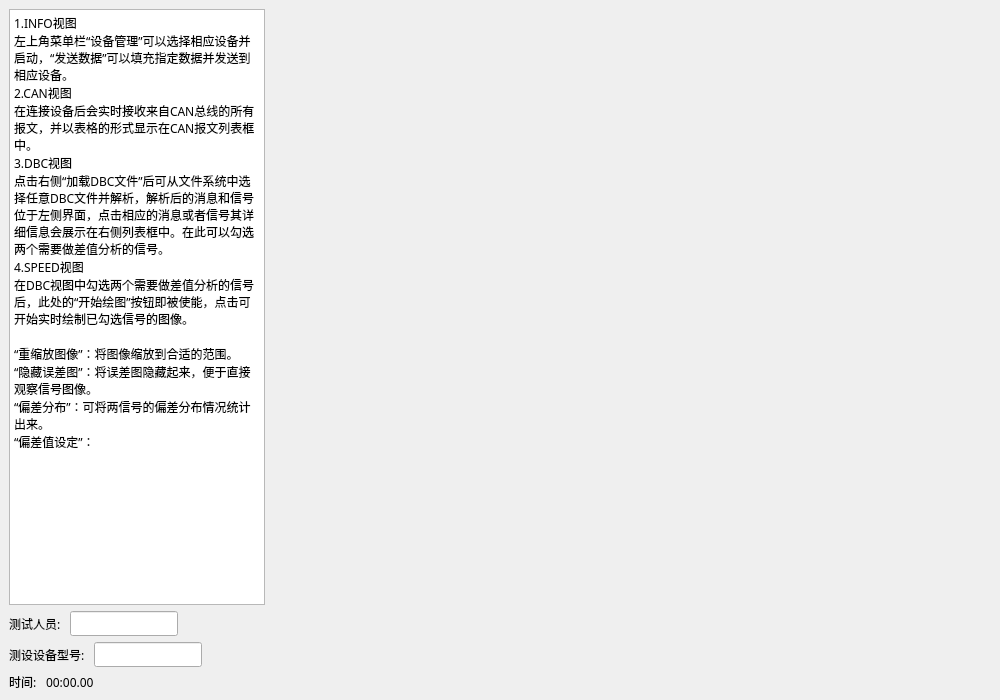
The window that ZCAN_MINI/UI/info_dockwidget.ui (icanerandy/ZCAN_MINI) describes before a commit, drawn with Qt 5.
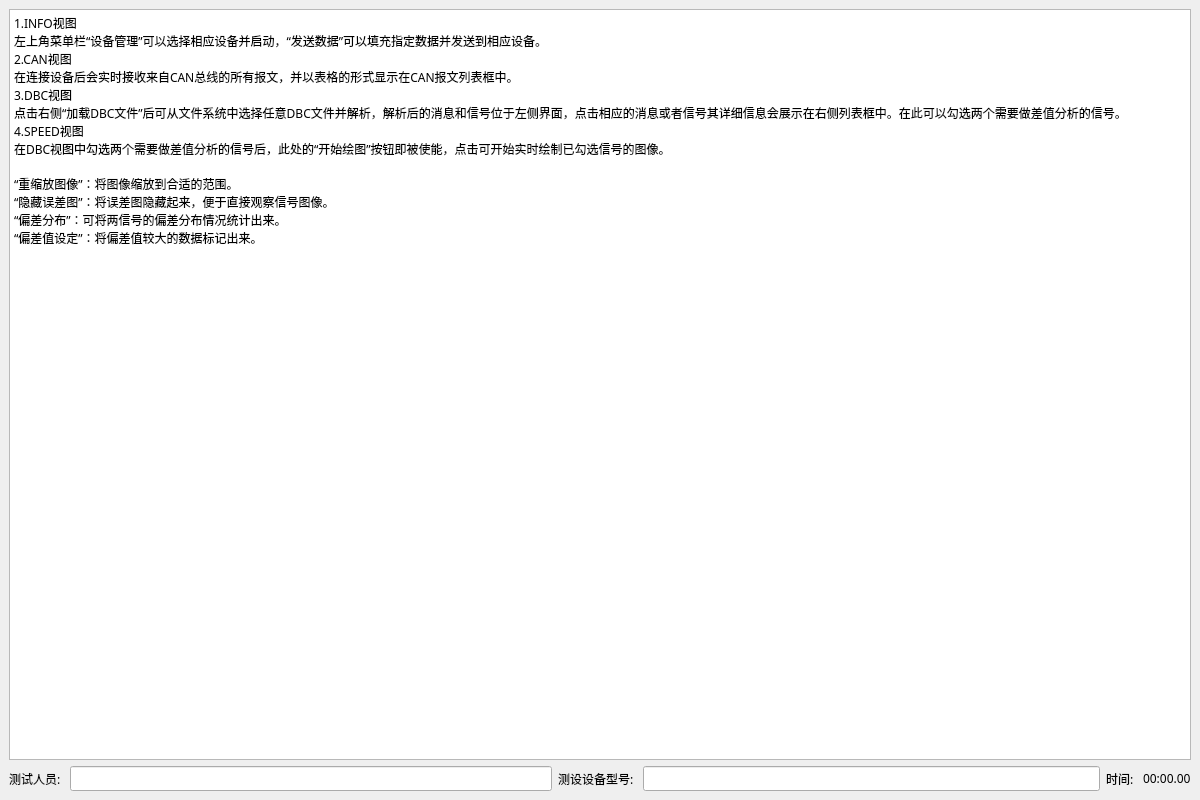
The same window after the commit. Custom widgets are drawn as their Qt base class.

The edit to the form file:
```diff
--- a/ZCAN_MINI/UI/info_dockwidget.ui
+++ b/ZCAN_MINI/UI/info_dockwidget.ui
@@ -6,113 +6,37 @@
    <rect>
     <x>0</x>
     <y>0</y>
-    <width>1000</width>
-    <height>700</height>
+    <width>1200</width>
+    <height>800</height>
    </rect>
   </property>
   <property name="minimumSize">
    <size>
-    <width>1000</width>
-    <height>600</height>
+    <width>1200</width>
+    <height>700</height>
    </size>
   </property>
   <property name="font">
    <font>
     <family>黑体</family>
     <pointsize>9</pointsize>
+    <italic>false</italic>
+    <bold>false</bold>
    </font>
   </property>
+  <property name="styleSheet">
+   <string notr="true">font: 9pt &quot;黑体&quot;;</string>
+  </property>
   <property name="windowTitle">
    <string>测试相关信息</string>
   </property>
   <widget class="QWidget" name="dockWidgetContents">
-   <layout class="QFormLayout" name="formLayout">
-    <item row="1" column="0">
-     <layout class="QHBoxLayout" name="horizontalLayout_2">
-      <item>
-       <widget class="QLabel" name="label">
-        <property name="font">
-         <font>
-          <family>黑体</family>
-          <pointsize>9</pointsize>
-         </font>
-        </property>
-        <property name="text">
-         <string>测试人员: </string>
-        </property>
-       </widget>
-      </item>
-      <item>
-       <widget class="QtMaterialTextField" name="lineEdit">
-        <property name="font">
-         <font>
-          <family>黑体</family>
-          <pointsize>9</pointsize>
-         </font>
-        </property>
-       </widget>
-      </item>
-     </layout>
-    </item>
-    <item row="3" column="0">
-     <layout class="QHBoxLayout" name="horizontalLayout_3">
-      <item>
-       <widget class="QLabel" name="label_2">
-        <property name="font">
-         <font>
-          <family>黑体</family>
-          <pointsize>9</pointsize>
-         </font>
-        </property>
-        <property name="text">
-         <string>测设设备型号: </string>
-        </property>
-       </widget>
-      </item>
-      <item>
-       <widget class="QtMaterialTextField" name="lineEdit_2">
-        <property name="font">
-         <font>
-          <family>黑体</family>
-          <pointsize>9</pointsize>
-         </font>
-        </property>
-       </widget>
-      </item>
-     </layout>
-    </item>
-    <item row="4" column="0">
-     <layout class="QHBoxLayout" name="horizontalLayout">
-      <item>
-       <widget class="QLabel" name="label_3">
-        <property name="font">
-         <font>
-          <family>黑体</family>
-          <pointsize>9</pointsize>
-         </font>
-        </property>
-        <property name="text">
-         <string>时间: </string>
-        </property>
-       </widget>
-      </item>
-      <item>
-       <widget class="QLabel" name="labTime">
-        <property name="font">
-         <font>
-          <family>黑体</family>
-          <pointsize>9</pointsize>
-         </font>
-        </property>
-        <property name="text">
-         <string>00:00.00</string>
-        </property>
-       </widget>
-      </item>
-     </layout>
-    </item>
-    <item row="0" column="0">
+   <layout class="QGridLayout" name="gridLayout">
+    <item row="0" column="0" colspan="3">
      <widget class="QPlainTextEdit" name="plainTextEdit">
+      <property name="readOnly">
+       <bool>true</bool>
+      </property>
       <property name="plainText">
        <string>1.INFO视图
 左上角菜单栏“设备管理”可以选择相应设备并启动，“发送数据”可以填充指定数据并发送到相应设备。
@@ -126,10 +50,106 @@
 “重缩放图像”：将图像缩放到合适的范围。
 “隐藏误差图”：将误差图隐藏起来，便于直接观察信号图像。
 “偏差分布”：可将两信号的偏差分布情况统计出来。
-“偏差值设定”：</string>
+“偏差值设定”：将偏差值较大的数据标记出来。</string>
       </property>
      </widget>
     </item>
+    <item row="1" column="0">
+     <layout class="QHBoxLayout" name="horizontalLayout_2">
+      <item>
+       <widget class="QLabel" name="label">
+        <property name="font">
+         <font>
+          <family>黑体</family>
+          <pointsize>9</pointsize>
+          <italic>false</italic>
+          <bold>false</bold>
+         </font>
+        </property>
+        <property name="text">
+         <string>测试人员: </string>
+        </property>
+       </widget>
+      </item>
+      <item>
+       <widget class="QtMaterialTextField" name="lineEdit">
+        <property name="font">
+         <font>
+          <family>黑体</family>
+          <pointsize>9</pointsize>
+          <italic>false</italic>
+          <bold>false</bold>
+         </font>
+        </property>
+       </widget>
+      </item>
+     </layout>
+    </item>
+    <item row="1" column="1">
+     <layout class="QHBoxLayout" name="horizontalLayout_3">
+      <item>
+       <widget class="QLabel" name="label_2">
+        <property name="font">
+         <font>
+          <family>黑体</family>
+          <pointsize>9</pointsize>
+          <italic>false</italic>
+          <bold>false</bold>
+         </font>
+        </property>
+        <property name="text">
+         <string>测设设备型号: </string>
+        </property>
+       </widget>
+      </item>
+      <item>
+       <widget class="QtMaterialTextField" name="lineEdit_2">
+        <property name="font">
+         <font>
+          <family>黑体</family>
+          <pointsize>9</pointsize>
+          <italic>false</italic>
+          <bold>false</bold>
+         </font>
+        </property>
+       </widget>
+      </item>
+     </layout>
+    </item>
+    <item row="1" column="2">
+     <layout class="QHBoxLayout" name="horizontalLayout">
+      <item>
+       <widget class="QLabel" name="label_3">
+        <property name="font">
+         <font>
+          <family>黑体</family>
+          <pointsize>9</pointsize>
+          <italic>false</italic>
+          <bold>false</bold>
+         </font>
+        </property>
+        <property name="text">
+         <string>时间: </string>
+        </property>
+       </widget>
+      </item>
+      <item>
+       <widget class="QLabel" name="labTime">
+        <property name="font">
+         <font>
+          <family>黑体</family>
+          <pointsize>9</pointsize>
+          <italic>false</italic>
+          <bold>false</bold>
+         </font>
+        </property>
+        <property name="text">
+         <string>00:00.00</string>
+        </property>
+       </widget>
+      </item>
+     </layout>
+    </item>
    </layout>
   </widget>
  </widget>
```
